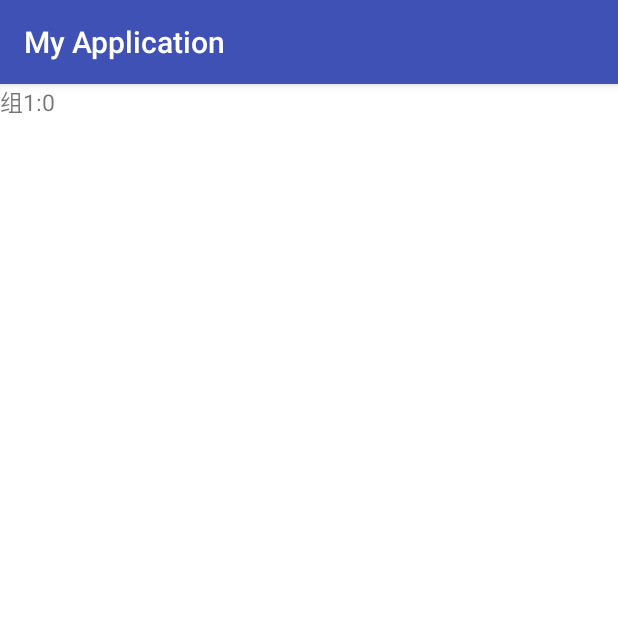
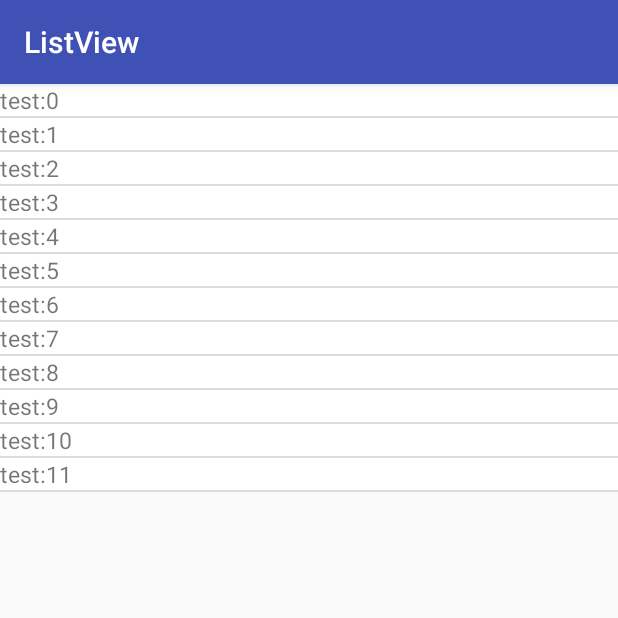
Before and after one commit to mainlxl/Adapter, an Android app: the screen it shows after launch (TestActivity before the commit, SecondActivity after it), on a phone screen of 412 x 824 dp, the top half of it. Run offline under Robolectric (Android 15) with nearby library versions, the phone set to English and light mode, and no system bars.

Commit message:
add ListView

```diff
--- /dev/null
+++ b/adapterlib/src/main/java/com/mainli/adapterlib/adapter/AbstractBaseAdapter.java
@@ -0,0 +1,86 @@
+package com.mainli.adapterlib.adapter;
+
+import android.view.LayoutInflater;
+import android.view.View;
+import android.view.ViewGroup;
+import android.widget.BaseAdapter;
+
+import java.util.List;
+
+/**
+ * 基类adapter
+ */
+public abstract class AbstractBaseAdapter<T> extends BaseAdapter {
+
+    protected List<T> mListData;
+
+    public AbstractBaseAdapter(List<T> mListData) {
+        this.mListData = mListData;
+    }
+
+    public void remove(int position) {
+        mListData.remove(position);
+        notifyDataSetChanged();
+    }
+
+    @Override
+    public int getCount() {
+        return mListData.size();
+    }
+
+    public List<T> getList() {
+        return mListData;
+    }
+
+    public void remove(T t) {
+        if (mListData.contains(t)) {
+            mListData.remove(t);
+            notifyDataSetChanged();
+        }
+    }
+
+    public void removeAll() {
+        mListData.clear();
+        notifyDataSetChanged();
+    }
+
+    public void resetData(List<T> mListData) {
+        this.mListData = mListData;
+        notifyDataSetChanged();
+    }
+
+    public void addAll(List<T> data) {
+        mListData.addAll(data);
+        notifyDataSetChanged();
+    }
+
+    public void add(T t) {
+        mListData.add(t);
+        notifyDataSetChanged();
+    }
+
+    @Override
+    public T getItem(int position) {
+        if (position > mListData.size()) {
+            return null;
+        }
+        return mListData.get(position);
+    }
+
+    @Override
+    public long getItemId(int position) {
+        return position;
+    }
+
+    @Override
+    public View getView(int position, View convertView, ViewGroup parent) {
+        if (convertView == null) {
+            convertView = LayoutInflater.from(parent.getContext()).inflate(getItemResource(), null);
+        }
+        return getItemView(position, convertView,getItem(position));
+    }
+
+    public abstract int getItemResource();
+
+    public abstract View getItemView(int position, View convertView,T t);
+}
--- a/adapterlib/src/main/java/com/mainli/adapterlib/viewholder/ViewHolder.java
+++ b/adapterlib/src/main/java/com/mainli/adapterlib/viewholder/ViewHolder.java
@@ -1,5 +1,6 @@
 package com.mainli.adapterlib.viewholder;
 
+import android.support.annotation.IdRes;
 import android.util.SparseArray;
 import android.view.View;
 
@@ -8,7 +9,7 @@ import android.view.View;
  */
 public class ViewHolder {
 
-    public static <T extends View> T get(View convertView, int id, int viewSize) {
+    public static <T extends View> T get(View convertView, @IdRes int id, int viewSize) {
         SparseArray<View> viewHolder = (SparseArray<View>) convertView.getTag();
         if (viewHolder == null) {
             viewHolder = new SparseArray<View>(viewSize);
@@ -23,7 +24,7 @@ public class ViewHolder {
 
     }
 
-    public static <T extends View> T get(View convertView, int id) {
+    public static <T extends View> T get(View convertView, @IdRes int id) {
         SparseArray<View> viewHolder = (SparseArray<View>) convertView.getTag();
         if (viewHolder == null) {
             viewHolder = new SparseArray<View>();
--- /dev/null
+++ b/app/src/main/java/com/test/mainli/SecondActivity.java
@@ -0,0 +1,44 @@
+package com.test.mainli;
+
+import android.os.Bundle;
+import android.support.v7.app.AppCompatActivity;
+import android.view.View;
+import android.widget.ListView;
+import android.widget.TextView;
+
+import com.mainli.adapterlib.adapter.AbstractBaseAdapter;
+import com.mainli.adapterlib.viewholder.ViewHolder;
+
+import java.util.ArrayList;
+import java.util.List;
+
+/**
+ * Created by Mainli on 2016/4/14.
+ */
+public class SecondActivity extends AppCompatActivity {
+    ListView mListView;
+
+    @Override
+    protected void onCreate(Bundle savedInstanceState) {
+        super.onCreate(savedInstanceState);
+        setContentView(R.layout.activity_second);
+        mListView = (ListView) findViewById(R.id.listview);
+        List<String> list = new ArrayList<String>();
+        for (int i = 0; i < 12; i++) {
+            list.add("test:" + i);
+        }
+        mListView.setAdapter(new AbstractBaseAdapter<String>(list) {
+            @Override
+            public int getItemResource() {
+                return R.layout.item;
+            }
+
+            @Override
+            public View getItemView(int position, View convertView, String s) {
+                TextView textView = ViewHolder.get(convertView, R.id.text, 1);
+                textView.setText(s);
+                return convertView;
+            }
+        });
+    }
+}
--- /dev/null
+++ b/app/src/main/res/layout/activity_second.xml
@@ -0,0 +1,11 @@
+<?xml version="1.0" encoding="utf-8"?>
+<LinearLayout xmlns:android="http://schemas.android.com/apk/res/android"
+    android:layout_width="match_parent"
+    android:layout_height="match_parent"
+    android:orientation="vertical">
+
+    <ListView
+        android:id="@+id/listview"
+        android:layout_width="match_parent"
+        android:layout_height="match_parent" />
+</LinearLayout>
```
Also changed, not shown: app/src/main/AndroidManifest.xml (+12 -0 lines).
